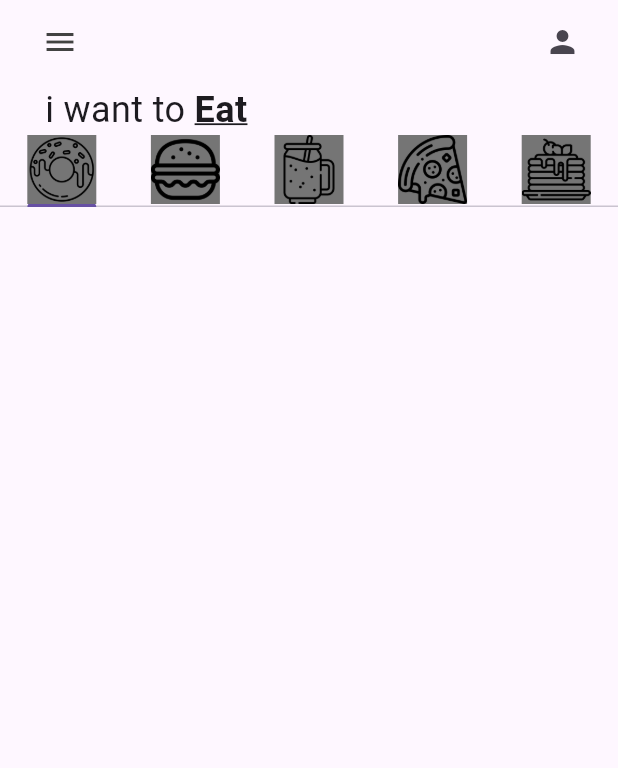
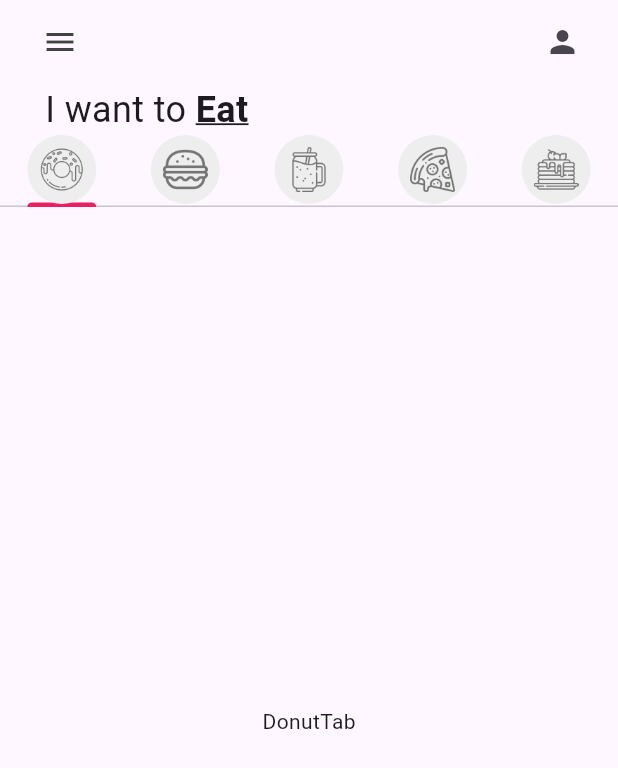
Before and after one commit to LuisChito/p1, a Flutter app: the screen it shows after launch, on a phone screen of 412 x 824 dp. Shown: the top 768 px of the screen. Run offline on Flutter 3.47's test engine with Material 3 defaults, Android fonts, the phone set to English and light mode, and no system bars.

Commit message:
RockyTec TabBar añadido

```diff
--- a/p1_donut_app_luis_salazar/lib/main.dart
+++ b/p1_donut_app_luis_salazar/lib/main.dart
@@ -11,9 +11,13 @@ class MainApp extends StatelessWidget {
 
   @override
   Widget build(BuildContext context) {
-    return const MaterialApp(
+    return MaterialApp(
       debugShowCheckedModeBanner: false,
-      home: HomePage(),
+      home: const HomePage(),
+      theme: ThemeData(
+        tabBarTheme: const TabBarTheme(indicatorColor: Colors.pink)
+      ),
+
     );
   }
 }
--- a/p1_donut_app_luis_salazar/lib/pages/home_page.dart
+++ b/p1_donut_app_luis_salazar/lib/pages/home_page.dart
@@ -1,6 +1,11 @@
 import 'package:flutter/material.dart';
+import '../utils/myTab.dart';
 
-import '../utils/myTab.dart';
+import '../tab/BurgerTab.dart';
+import '../tab/DonutTab.dart';
+import '../tab/PanCakeTab.dart';
+import '../tab/PizzaTab.dart';
+import '../tab/SmoothieTab.dart';
 
 class HomePage extends StatefulWidget {
   const HomePage({super.key});
@@ -48,14 +53,23 @@ class _HomePageState extends State<HomePage> {
           padding: EdgeInsets.only(left: 30.0),
           child: Row(
             children: [
-              Text("i want to ", style: TextStyle(fontSize: 24), ),
+              Text("I want to ", style: TextStyle(fontSize: 24), ),
               Text("Eat", style :TextStyle(fontSize: 24, fontWeight: FontWeight.bold, decoration: TextDecoration.underline),),
           ],
           ),
         ),
         //tab bar
-        TabBar(tabs:myTabs)
+        TabBar(tabs:myTabs),
         //tab bar view
+        const Expanded(
+          child: TabBarView(children: [
+         DonutTab(),
+         BurgerTab(),
+         SmoothieTab(),
+         PanCakeTab(),
+         PizzaTab()
+        ])
+        ),
        ],),
        ),
     ); //Icon
--- /dev/null
+++ b/p1_donut_app_luis_salazar/lib/tab/DonutTab.dart
@@ -0,0 +1,10 @@
+import 'package:flutter/material.dart';
+
+class DonutTab extends StatelessWidget {
+  const DonutTab({super.key});
+
+  @override
+  Widget build(BuildContext context) {
+    return const Center(child: Text('DonutTab'));
+  }
+}
--- a/p1_donut_app_luis_salazar/lib/utils/myTab.dart
+++ b/p1_donut_app_luis_salazar/lib/utils/myTab.dart
@@ -10,8 +10,12 @@ class MyTab extends StatelessWidget {
   Widget build(BuildContext context) {
     return Tab(
       child: Container(
-        color: Colors.grey[600], // Color de fondo
-        child: Image.asset(iconPath), // Mostrar el ícono
+        padding: const EdgeInsets.all(8),
+        decoration: BoxDecoration(
+          color: Colors.grey[200],
+          borderRadius: BorderRadius.circular(40)
+        ), // Color de fondo
+        child: Image.asset(iconPath, color: Colors.grey[600],), // Mostrar el ícono
       ),
     );
   }
```
Also changed, not shown: p1_donut_app_luis_salazar/lib/tab/BurgerTab.dart (added, +10 -0 lines), p1_donut_app_luis_salazar/lib/tab/PanCakeTab.dart (added, +10 -0 lines), p1_donut_app_luis_salazar/lib/tab/PizzaTab.dart (added, +10 -0 lines), p1_donut_app_luis_salazar/lib/tab/SmoothieTab.dart (added, +10 -0 lines), 1 other file.
